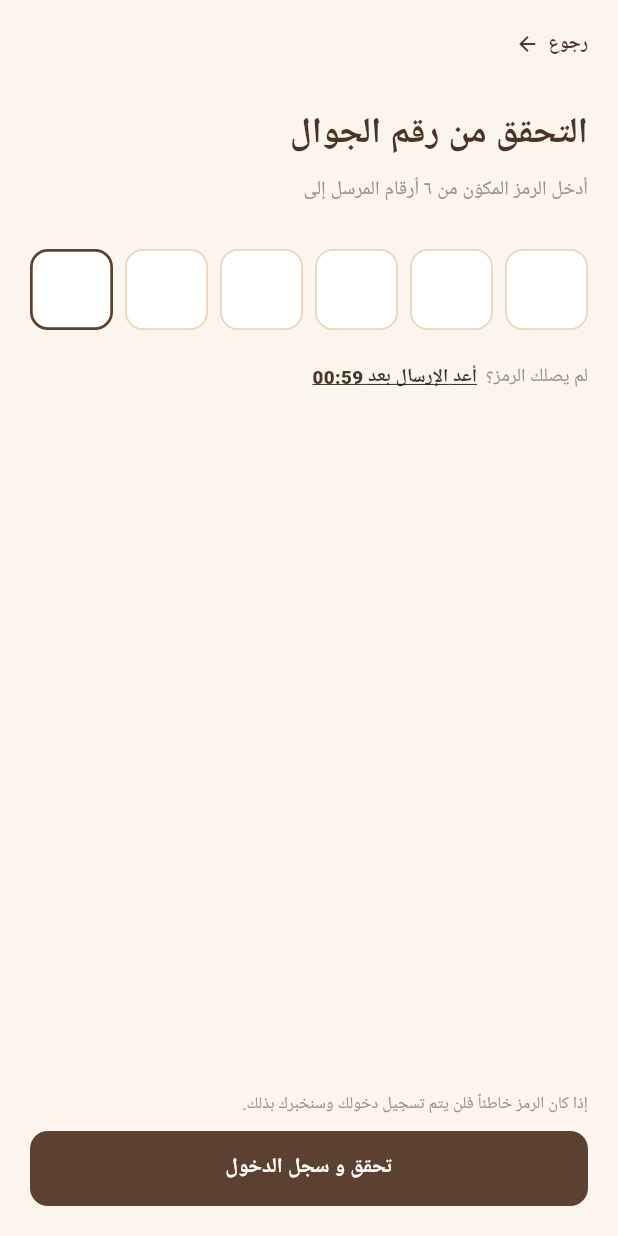
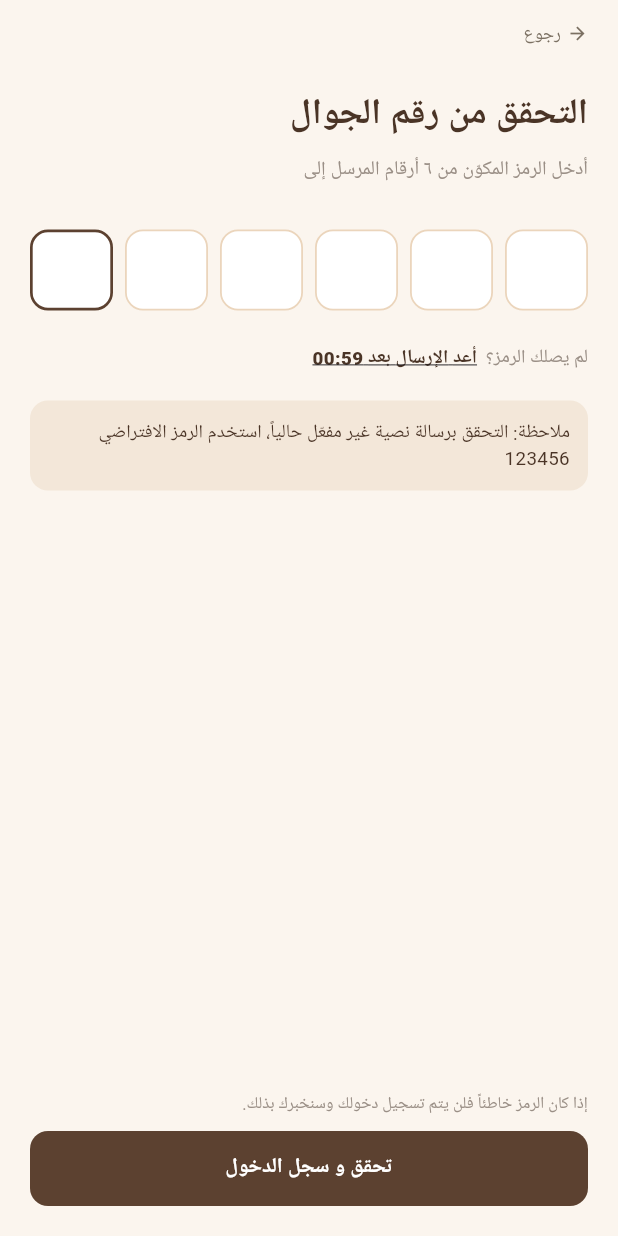
Before and after one commit to AlhanoufIB/2026-GP1-26, a Flutter app: the OtpScreen screen opened directly with empty values, on a phone screen of 412 x 824 dp. Run offline on Flutter 3.47's test engine with Material 3 defaults, Android fonts, the phone set to English and light mode, and no system bars; our stand-ins replace cloud_firestore, firebase_auth, firebase_core, flutter_map, google_fonts, image_picker and 1 more; missing offline and left inert: firebase_data_connect; accounts and stored records are empty.

Commit message:
fixed confirm pop ups and arrow placement

```diff
--- a/mullak/lib/screens/authentication/otp_screen.dart
+++ b/mullak/lib/screens/authentication/otp_screen.dart
@@ -1,11 +1,11 @@
 import 'dart:async';
 
-import 'package:flutter/foundation.dart';
 import 'package:flutter/material.dart';
 
 import '../../services/auth_service.dart';
 import '../../theme/app_colors.dart';
 import '../../utils/validators.dart';
+import '../../widgets/back_link.dart';
 import 'widgets/otp_input.dart';
 import 'widgets/primary_button.dart';
 import '../map/map_screen.dart';
@@ -146,33 +146,8 @@ class _OtpScreenState extends State<OtpScreen> {
                     children: [
                       const SizedBox(height: 14),
 
-                      // "رجوع" link at the top
-                      Align(
-                        alignment: AlignmentDirectional.centerStart,
-                        child: InkWell(
-                          onTap: () => Navigator.of(context).pop(),
-                          borderRadius: BorderRadius.circular(8),
-                          child: const Padding(
-                            padding: EdgeInsets.symmetric(vertical: 6),
-                            child: Row(
-                              mainAxisSize: MainAxisSize.min,
-                              children: [
-                                Text(
-                                  'رجوع',
-                                  style: TextStyle(
-                                    fontSize: 12.5,
-                                    fontWeight: FontWeight.w700,
-                                    color: AppColors.brownDark,
-                                  ),
-                                ),
-                                SizedBox(width: 6),
-                                Icon(Icons.arrow_forward,
-                                    size: 16, color: AppColors.brownDark),
-                              ],
-                            ),
-                          ),
-                        ),
-                      ),
+                      // "رجوع" link at the top (shared widget, arrow on the right)
+                      const BackLink(text: 'رجوع'),
                       const SizedBox(height: 28),
 
                       const Text(
@@ -236,10 +211,9 @@ class _OtpScreenState extends State<OtpScreen> {
                         ],
                       ),
 
-                      // Development hint only. It is NOT shown in release
-                      // builds or once the mock service is replaced.
-                      if (kDebugMode &&
-                          AuthService.instance is MockAuthService) ...[
+                      // OTP is an interface only in this release, so tell
+                      // the user which code to enter.
+                      ...[
                         const SizedBox(height: 20),
                         Container(
                           padding: const EdgeInsets.all(12),
@@ -249,7 +223,7 @@ class _OtpScreenState extends State<OtpScreen> {
                             borderRadius: BorderRadius.circular(12),
                           ),
                           child: const Text(
-                            'وضع التجربة: الرمز الصحيح هو 123456',
+                            'ملاحظة: التحقق برسالة نصية غير مفعّل حالياً، استخدم الرمز الافتراضي 123456',
                             style: TextStyle(
                               fontSize: 12.5,
                               color: AppColors.brownDark,
```
Also changed, not shown: mullak/lib/screens/authentication/account_screen.dart (+22 -11 lines), mullak/lib/screens/authentication/contact_us_screen.dart (+15 -6 lines), mullak/lib/screens/authentication/login_screen.dart (+9 -8 lines), mullak/lib/screens/authentication/rate_experience_screen.dart (+11 -16 lines), mullak/lib/screens/authentication/report_problem_screen.dart (+11 -14 lines), mullak/lib/screens/authentication/signup_screen.dart (+7 -7 lines), mullak/lib/screens/authentication/widgets/app_logo.dart (+3 -22 lines), mullak/lib/services/firebase_auth_service.dart (+6 -4 lines), mullak/lib/widgets/status_banner.dart (added, +64 -0 lines).
